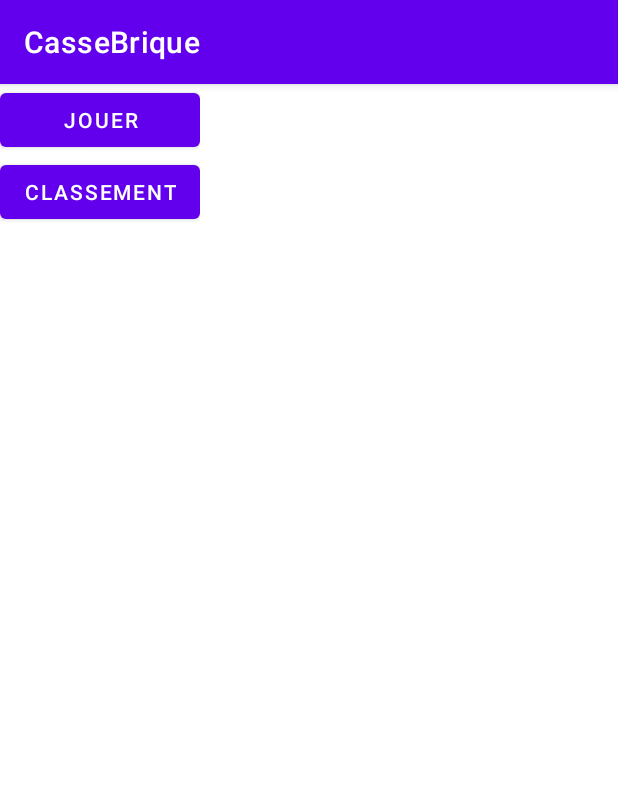
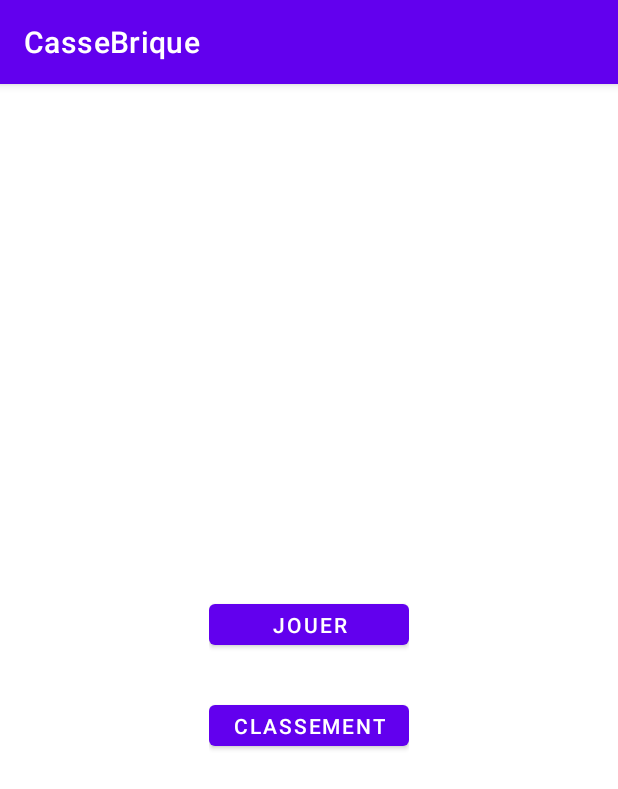
Before and after one commit to Fixiss/CasseBrique, an Android app: the screen it shows after launch (MainActivity), on a phone screen of 412 x 824 dp. Shown: the top 789 px of the screen. Run offline under Robolectric (Android 15) with nearby library versions, the phone set to English and light mode, and no system bars.

Commit message:
feat: Ajout buttons et déplacement dans l'appli

```diff
--- a/app/src/main/java/minijeu/ut3/cassebrique/MainActivity.java
+++ b/app/src/main/java/minijeu/ut3/cassebrique/MainActivity.java
@@ -3,8 +3,10 @@ package minijeu.ut3.cassebrique;
 import androidx.appcompat.app.AppCompatActivity;
 
 import android.content.Context;
+import android.content.Intent;
 import android.content.SharedPreferences;
 import android.os.Bundle;
+import android.view.View;
 import android.view.Window;
 import android.view.WindowManager;
 
@@ -13,9 +15,16 @@ public class MainActivity extends AppCompatActivity {
     @Override
     protected void onCreate(Bundle savedInstanceState) {
         super.onCreate(savedInstanceState);
-        getWindow().setFlags(WindowManager.LayoutParams.FLAG_FULLSCREEN,
-                WindowManager.LayoutParams.FLAG_FULLSCREEN);
-        this.requestWindowFeature(Window.FEATURE_NO_TITLE);
         setContentView(R.layout.activity_main);
     }
+
+    public void OnClickJouerButton(View v) {
+        Intent intent = new Intent(this, NiveauxActivity.class);
+        startActivity(intent);
+    }
+    public void OnClickClassementButton(View v) {
+        Intent intent = new Intent(this, ClassementActivity.class);
+        startActivity(intent);
+    }
+
 }
--- a/app/src/main/res/layout/activity_main.xml
+++ b/app/src/main/res/layout/activity_main.xml
@@ -9,18 +9,34 @@
     <LinearLayout
         android:layout_width="wrap_content"
         android:layout_height="wrap_content"
-        android:orientation="vertical">
+        android:orientation="vertical"
+        app:layout_constraintBottom_toBottomOf="parent"
+        app:layout_constraintEnd_toEndOf="parent"
+        app:layout_constraintStart_toStartOf="parent"
+        app:layout_constraintTop_toTopOf="parent">
+
+        <ImageView
+            android:id="@+id/TitreCasseBrique"
+            android:layout_width="match_parent"
+            android:layout_height="wrap_content"
+            tools:srcCompat="@tools:sample/avatars" />
 
         <Button
             android:id="@+id/button_jouer"
             android:layout_width="match_parent"
             android:layout_height="match_parent"
+            android:insetTop="40dp"
+            android:insetBottom="20dp"
+            android:onClick="OnClickJouerButton"
             android:text="Jouer" />
 
         <Button
             android:id="@+id/button_classement"
             android:layout_width="match_parent"
             android:layout_height="match_parent"
+            android:insetTop="20dp"
+            android:insetBottom="20dp"
+            android:onClick="OnClickClassementButton"
             android:text="Classement" />
     </LinearLayout>
 
```
Also changed, not shown: app/src/main/AndroidManifest.xml (+8 -0 lines), app/src/main/java/minijeu/ut3/cassebrique/ClassementActivity.java (added, +21 -0 lines), app/src/main/java/minijeu/ut3/cassebrique/NiveauxActivity.java (added, +33 -0 lines), app/src/main/res/layout/activity_classement.xml (added, +17 -0 lines), app/src/main/res/layout/activity_niveaux.xml (added, +61 -0 lines).
